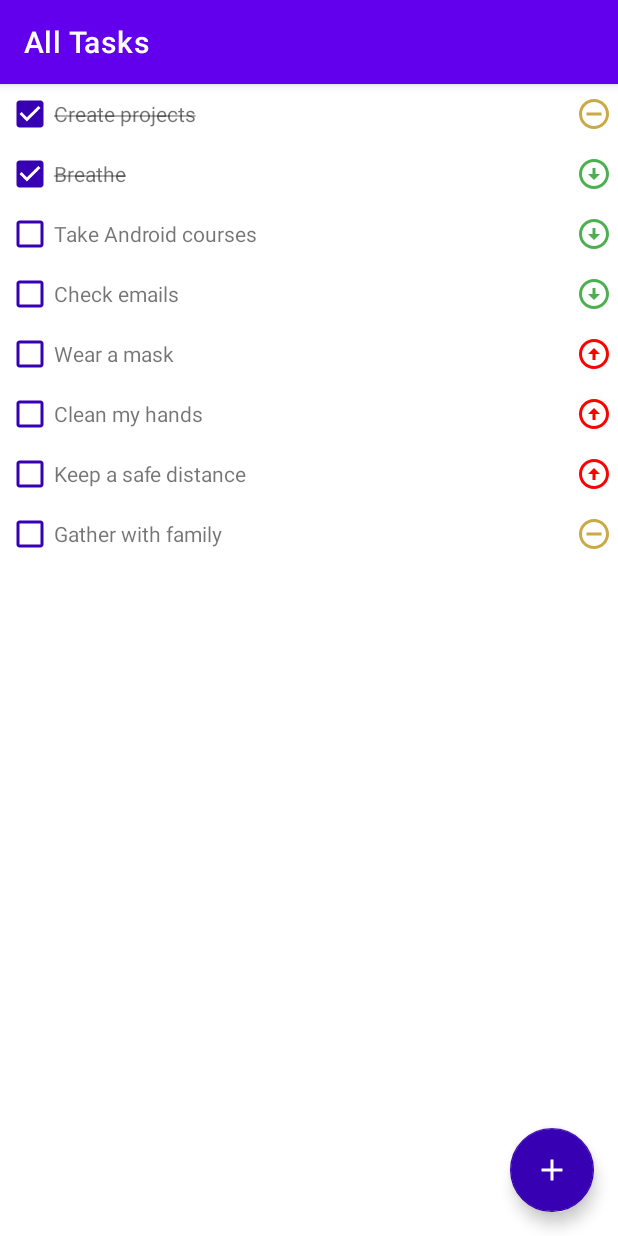
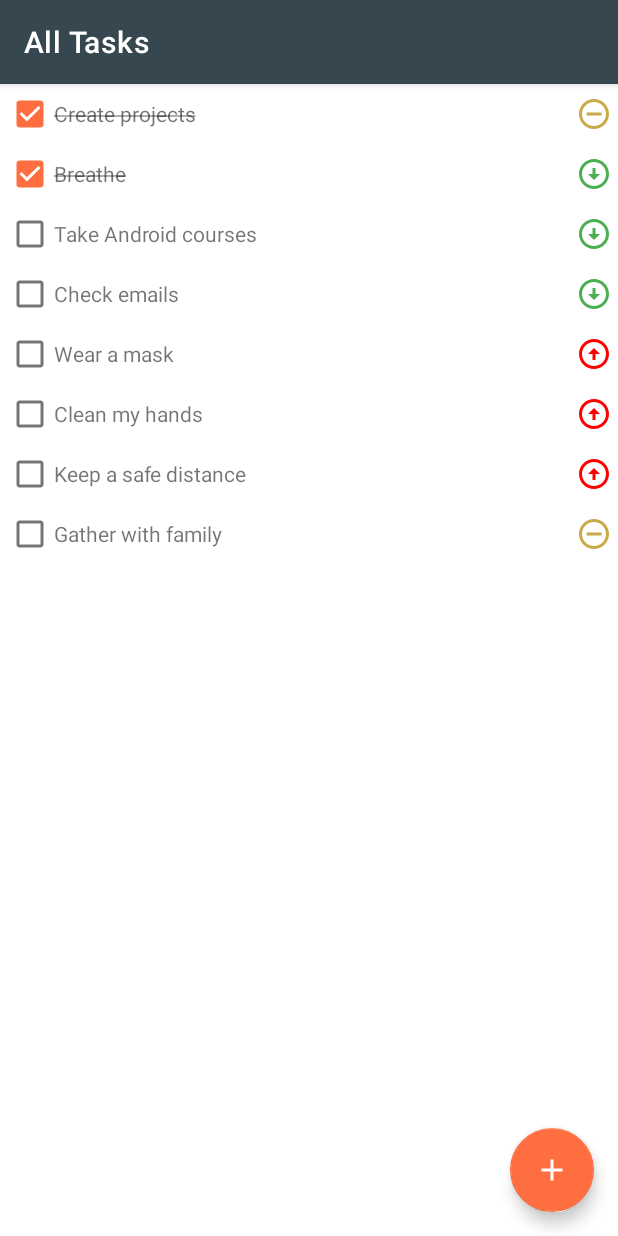
Before and after one commit to mal7othify/To-Do, an Android app: the screen it shows after launch (MainActivity), on a phone screen of 412 x 824 dp. Run offline under Robolectric (Android 15) with nearby library versions, the phone set to English and light mode, and no system bars; our stand-ins replace Dagger/Hilt's generated code, Room's generated code, navigation-ui; libraries missing offline, so code that uses them is left out: androidx.hilt, androidx.hilt.lifecycle.

Commit message:
Theme changes

```diff
--- a/app/src/main/res/layout/fragment_all_tasks.xml
+++ b/app/src/main/res/layout/fragment_all_tasks.xml
@@ -18,7 +18,6 @@
         android:layout_gravity="bottom|end"
         android:layout_margin="@dimen/fab_margin"
         android:contentDescription="@string/add_a_new_task"
-        app:backgroundTint="@color/purple_700"
         app:srcCompat="@drawable/ic_baseline_add_24"
         app:tint="@color/white" />
 
--- a/app/src/main/res/layout/fragment_edit_task.xml
+++ b/app/src/main/res/layout/fragment_edit_task.xml
@@ -102,8 +102,10 @@
 
     <Button
         android:id="@+id/btn_add"
-        android:layout_width="match_parent"
+        android:layout_gravity="center"
+        android:layout_width="wrap_content"
         android:layout_height="wrap_content"
+        android:backgroundTint="@color/teal_200"
         android:text="@string/add" />
 
 </LinearLayout>
--- a/app/src/main/res/layout/item_task.xml
+++ b/app/src/main/res/layout/item_task.xml
@@ -13,8 +13,7 @@
         android:layout_alignParentStart="true"
         android:layout_centerVertical="true"
         android:minWidth="0dp"
-        android:minHeight="0dp"
-        android:buttonTint="@color/purple_700"/>
+        android:minHeight="0dp"/>
 
     <TextView
         android:id="@+id/tv_task"
--- a/app/src/main/res/values/colors.xml
+++ b/app/src/main/res/values/colors.xml
@@ -1,10 +1,10 @@
 <?xml version="1.0" encoding="utf-8"?>
 <resources>
-    <color name="purple_200">#FFBB86FC</color>
-    <color name="purple_500">#FF6200EE</color>
-    <color name="purple_700">#FF3700B3</color>
-    <color name="teal_200">#FF03DAC5</color>
-    <color name="teal_700">#FF018786</color>
+    <color name="purple_200">#62727B</color>
+    <color name="purple_500">#37474F</color>
+    <color name="purple_700">#102027</color>
+    <color name="teal_200">#FF6E40</color>
+    <color name="teal_700">#C53D13</color>
     <color name="black">#FF000000</color>
     <color name="white">#FFFFFF</color>
     <color name="red">#FFFF0000</color>
```
